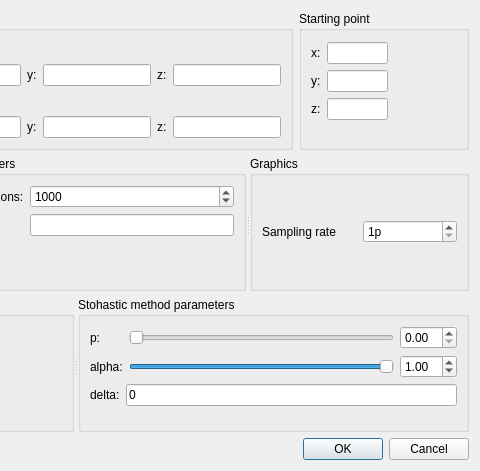
Before: the Qt Designer form settings.ui in NikitaKhromovSPBU/FunctionOptimizationGUI, drawn with Qt 5; both pictures show x 384 to 864 and y 0 to 471 of the 864 by 471 pixel window.
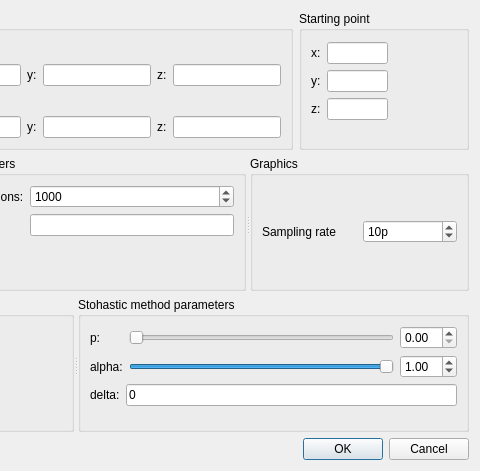
After: the same form once the commit is applied.

```diff
--- a/settings.ui
+++ b/settings.ui
@@ -502,6 +502,9 @@
            <property name="maximum">
             <number>100</number>
            </property>
+           <property name="value">
+            <number>10</number>
+           </property>
           </widget>
          </item>
         </layout>
```
